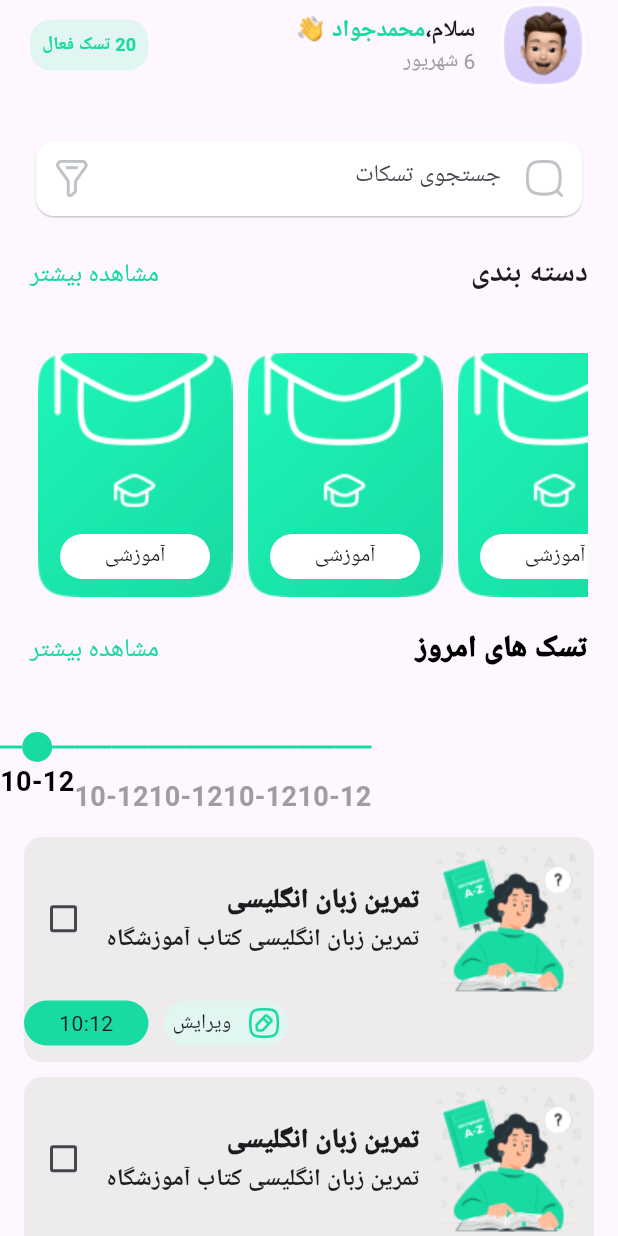
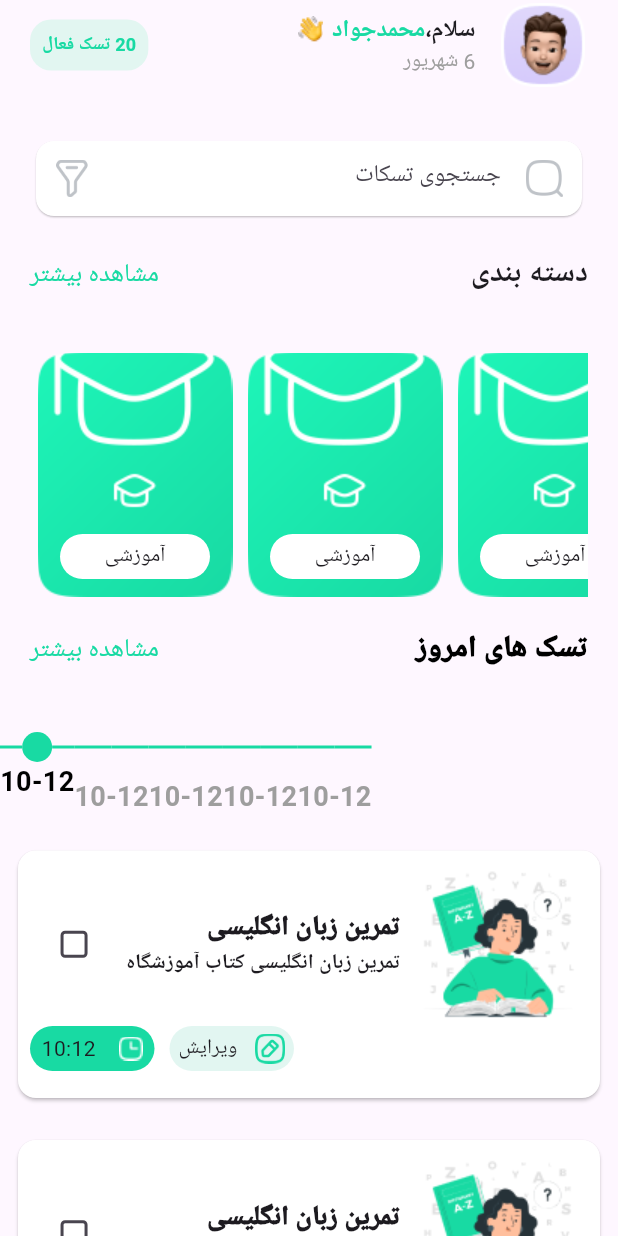
Before and after one commit to mahdiramezanii/Taskcut, a Flutter app: the screen it shows after launch, on a phone screen of 412 x 824 dp. Run offline on Flutter 3.47's test engine with Material 3 defaults, Android fonts, the phone set to English and light mode, and no system bars; drawn by our look-alikes of timeline_tile.

Commit message:
fix bug my task

```diff
--- a/lib/widgets/task_widget.dart
+++ b/lib/widgets/task_widget.dart
@@ -1,22 +1,41 @@
 import "package:flutter/material.dart";
 import "package:taskut_application/constant/colors.dart";
 
-class TaskWidgets extends StatelessWidget {
+class TaskWidgets extends StatefulWidget {
+  @override
+  State<TaskWidgets> createState() => _TaskWidgetsState();
+}
+
+class _TaskWidgetsState extends State<TaskWidgets> {
+  bool is_check = false;
+
   @override
   Widget build(BuildContext context) {
-    return Container(
-      width: 380,
-      height: 150,
-      decoration: BoxDecoration(
-          color: const Color.fromARGB(255, 237, 235, 235),
-          borderRadius: BorderRadius.circular(12)),
+    return Padding(
+      padding: const EdgeInsets.symmetric(horizontal: 8,vertical: 5),
+      child: Card(
+        color: Colors.white,
+        child: Padding(
+          padding: const EdgeInsets.all(8.0),
           child: Column(
+
             mainAxisAlignment: MainAxisAlignment.start,
             children: [
+
               Row(
                 mainAxisAlignment: MainAxisAlignment.spaceAround,
                 children: [
-              Checkbox(value: false, onChanged: (ValueKey) {}),
+                  Checkbox(
+                    shape: RoundedRectangleBorder(
+                      borderRadius: BorderRadius.circular(3),
+                    ),
+                    value: is_check,
+                    onChanged: (ValueKey) {
+                      setState(() {
+                        is_check = !is_check;
+                      });
+                    },
+                  ),
                   Column(
                     crossAxisAlignment: CrossAxisAlignment.end,
                     children: [
@@ -26,14 +45,13 @@ class TaskWidgets extends StatelessWidget {
                       ),
                       Text(
                         "تمرین زبان انگلیسی کتاب آموزشگاه",
-                    style: TextStyle(fontSize: 16, fontWeight: FontWeight.w600),
+                        style: TextStyle(fontSize: 14, fontWeight: FontWeight.w600),
                       ),
                     ],
                   ),
                   Image(image: AssetImage("assets/images/t1.png"))
                 ],
               ),
-
               Row(
                 children: [
                   Container(
@@ -43,10 +61,13 @@ class TaskWidgets extends StatelessWidget {
                         color: MyColors.myGreen,
                         borderRadius: BorderRadius.circular(17),
                       ),
-                child: Center(
-                  child: Text("10:12"),
-                ),
-              ),
+                      child: Row(
+                        mainAxisAlignment: MainAxisAlignment.spaceAround,
+                        children: [
+                          Text("10:12"),
+                          Image(image: AssetImage("assets/images/Time.png"))
+                        ],
+                      )),
                   SizedBox(
                     width: 10,
                   ),
@@ -77,6 +98,8 @@ class TaskWidgets extends StatelessWidget {
               ),
             ],
           ),
+        ),
+      ),
     );
   }
 }
```
Lines whose indentation alone changed are shown as unchanged.
